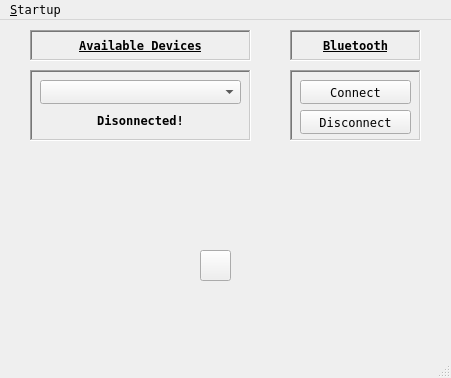
Qt form phoneaudiolink.ui (PolymorphicAgent/PhoneAudioLink) before a commit.
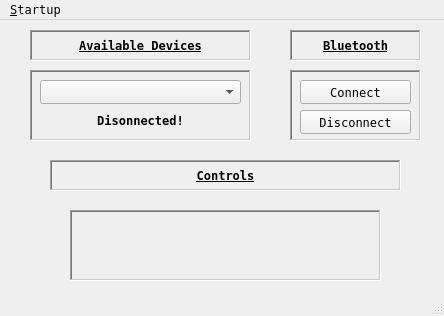
The same form after that commit. Icons and pictures are not drawn. Custom widgets are drawn as their Qt base class.

```diff
--- a/phoneaudiolink.ui
+++ b/phoneaudiolink.ui
@@ -6,8 +6,8 @@
    <rect>
     <x>0</x>
     <y>0</y>
-    <width>451</width>
-    <height>378</height>
+    <width>444</width>
+    <height>316</height>
    </rect>
   </property>
   <property name="windowTitle">
@@ -188,17 +188,97 @@
      </property>
     </widget>
    </widget>
-   <widget class="AnimatedButton" name="playPause">
+   <widget class="QFrame" name="frame_3">
     <property name="geometry">
      <rect>
-      <x>200</x>
-      <y>230</y>
-      <width>31</width>
+      <x>70</x>
+      <y>190</y>
+      <width>311</width>
+      <height>71</height>
+     </rect>
+    </property>
+    <property name="frameShape">
+     <enum>QFrame::Shape::WinPanel</enum>
+    </property>
+    <property name="frameShadow">
+     <enum>QFrame::Shadow::Sunken</enum>
+    </property>
+    <widget class="AnimatedButton" name="playPause">
+     <property name="geometry">
+      <rect>
+       <x>140</x>
+       <y>20</y>
+       <width>31</width>
+       <height>31</height>
+      </rect>
+     </property>
+     <property name="text">
+      <string/>
+     </property>
+     <property name="flat">
+      <bool>true</bool>
+     </property>
+    </widget>
+    <widget class="QPushButton" name="forward">
+     <property name="geometry">
+      <rect>
+       <x>220</x>
+       <y>20</y>
+       <width>31</width>
+       <height>31</height>
+      </rect>
+     </property>
+     <property name="text">
+      <string/>
+     </property>
+     <property name="flat">
+      <bool>true</bool>
+     </property>
+    </widget>
+    <widget class="QPushButton" name="back">
+     <property name="geometry">
+      <rect>
+       <x>60</x>
+       <y>20</y>
+       <width>31</width>
+       <height>31</height>
+      </rect>
+     </property>
+     <property name="text">
+      <string/>
+     </property>
+     <property name="flat">
+      <bool>true</bool>
+     </property>
+    </widget>
+   </widget>
+   <widget class="QLabel" name="label_3">
+    <property name="geometry">
+     <rect>
+      <x>50</x>
+      <y>140</y>
+      <width>351</width>
       <height>31</height>
      </rect>
     </property>
+    <property name="font">
+     <font>
+      <family>Terminal</family>
+      <bold>true</bold>
+      <underline>true</underline>
+     </font>
+    </property>
+    <property name="frameShape">
+     <enum>QFrame::Shape::WinPanel</enum>
+    </property>
+    <property name="frameShadow">
+     <enum>QFrame::Shadow::Sunken</enum>
+    </property>
     <property name="text">
-     <string/>
+     <string>Controls</string>
+    </property>
+    <property name="alignment">
+     <set>Qt::AlignmentFlag::AlignCenter</set>
     </property>
    </widget>
    <zorder>frame_2</zorder>
@@ -213,7 +293,7 @@
     <rect>
      <x>0</x>
      <y>0</y>
-     <width>451</width>
+     <width>444</width>
      <height>17</height>
     </rect>
    </property>
```
Left out of the diff: 3 changed lines with no effect on the pictures.
